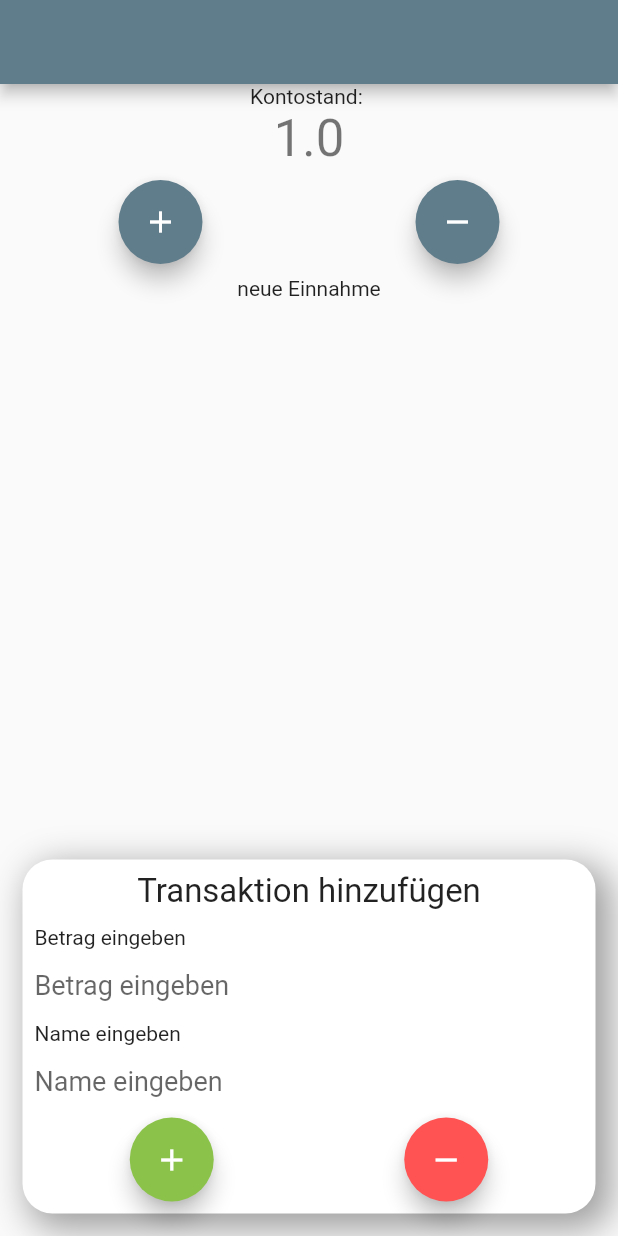
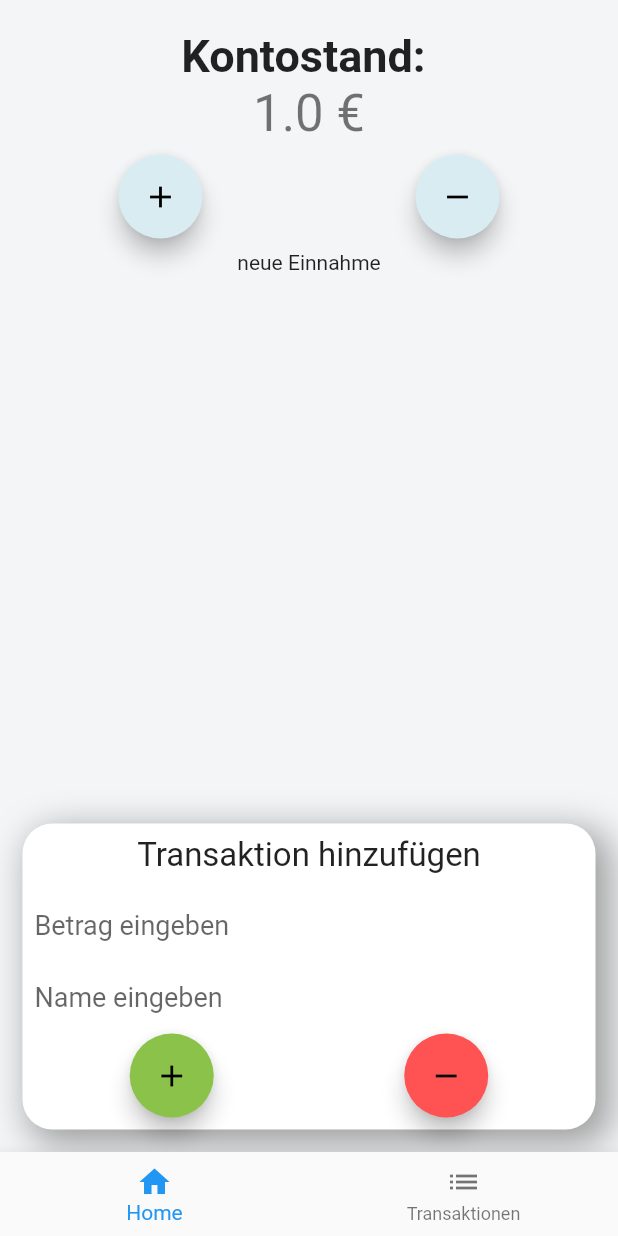
Before and after one commit to theflocco/transaktion_tracker, a Flutter app: the screen it shows after launch, after a tap on the "add" icon, on a phone screen of 412 x 824 dp. Run offline on Flutter 3.47's test engine with Material 2 defaults, Android fonts, the phone set to English and light mode, and no system bars; missing offline and left inert: sqlcool.

Commit message:
Added sqlcool, db vorbereitet, ui anpassungen

```diff
--- /dev/null
+++ b/lib/conf.dart
@@ -0,0 +1,3 @@
+import 'package:sqlcool/sqlcool.dart';
+
+Db db = Db();
--- a/lib/main.dart
+++ b/lib/main.dart
@@ -1,19 +1,27 @@
 import 'package:flutter/material.dart';
 import 'package:fluttermoneytracker/model/kontostand.dart';
+import 'package:fluttermoneytracker/repository/init_db.dart';
 import 'package:fluttermoneytracker/screens/add_transaktion_card.dart';
+import 'package:sqlcool/sqlcool.dart';
 
 import 'model/transaktion.dart';
 
-void main() => runApp(MyApp());
+void main() {
+  runApp(MyApp());
+
+  initDb(db: new Db());
+}
 
 class MyApp extends StatelessWidget {
-  // This widget is the root of your application.
   @override
   Widget build(BuildContext context) {
     return MaterialApp(
-      title: 'Flutter Demo',
+      debugShowCheckedModeBanner: false,
+      title: 'TransactionApp',
       theme: ThemeData(
-        primarySwatch: Colors.blueGrey,
+        primaryColor: Color(0xFF3EBACE),
+        accentColor: Color(0xFFD8ECF1),
+        scaffoldBackgroundColor: Color(0xFFF3F5F7),
       ),
       home: MyHomePage(),
     );
@@ -47,25 +55,40 @@ class _MyHomePageState extends State<MyHomePage> {
   @override
   Widget build(BuildContext context) {
     return Scaffold(
-      appBar: AppBar(
-        // Here we take the value from the MyHomePage object that was created by
-        // the App.build method, and use it to set our appbar title.
-        title: Text(""),
+      bottomNavigationBar: BottomNavigationBar(
+        items: const <BottomNavigationBarItem>[
+          BottomNavigationBarItem(
+            icon: Icon(Icons.home),
+            title: Text("Home"),
           ),
-      body: Column(
+          BottomNavigationBarItem(
+            icon: Icon(Icons.list),
+            title: Text("Transaktionen"),
+          ),
+        ],
+      ),
+      body: SafeArea(
+              child: Column(
           children: <Widget>[
-          Center(
+            Padding(
+              padding: const EdgeInsets.only(top: 20.0),
+              child: Center(
                 child: Column(
                   crossAxisAlignment: CrossAxisAlignment.center,
                   children: <Widget>[
                     Text(
                       'Kontostand: ',
+                      style: TextStyle(
+                        fontSize: 30,
+                        fontWeight: FontWeight.bold
+                      ),
                     ),
                     Text(
-                  kontostand.getKontostand().toString(),
+                      kontostand.getKontostand().toString() + " €",
                       style: Theme.of(context).textTheme.display1,
                     ),
                   ],
+                ),
               ),
             ),
             Padding(
@@ -88,16 +111,19 @@ class _MyHomePageState extends State<MyHomePage> {
             ),
             this.kontostand.transaktionen.length > 0
                 ? Expanded(
-                child:new ListView.builder(
+                    child: new ListView.builder(
                         itemCount: this.kontostand.transaktionen.length,
                         itemBuilder: (BuildContext context, int index) {
-                      return Center(child: new Text(this.kontostand.transaktionen[index].name));
+                          return Center(
+                              child: new Text(
+                                  this.kontostand.transaktionen[index].name));
                         }),
                   )
                 : Text("Keine Einträge vorhanden"),
                 AddTransaktionCard(),
           ],
         ),
+      ),
     );
   }
 }
--- /dev/null
+++ b/lib/model/dbmodels/einnahmeTable.dart
@@ -0,0 +1,7 @@
+import 'package:sqlcool/sqlcool.dart';
+
+final einnahmeTable = DbTable("einnahmen")
+    ..varchar("name")
+    ..varchar("betrag")
+    ..varchar("description")
+    ..varchar("datum");
--- a/lib/model/transaktion.dart
+++ b/lib/model/transaktion.dart
@@ -1,26 +1,60 @@
 import 'package:flutter/foundation.dart';
+import 'package:fluttermoneytracker/model/dbmodels/einnahmeTable.dart';
+import 'package:sqlcool/sqlcool.dart';
+import '../conf.dart' as conf;
+
+class Transaktion {
+  final String name;
+  String description;
+  final double betrag;
+  final DateTime datum;
+
+  Transaktion(
+      {@required this.name, @required this.betrag, @required this.datum});
+}
+
+class Ausgabe extends Transaktion with DbModel {
+  Ausgabe(double betrag, String name, DateTime dateTime)
+      : super(betrag: betrag, name: name, datum: dateTime);
+
+  @override
+  int id;
+  @override
+  Db get db => conf.db;
+}
+
+class Einnahme extends Transaktion with DbModel {
+
+  Einnahme(double betrag, String name, DateTime dateTime)
+      : super(betrag: betrag, name: name, datum: dateTime);
+  @override
+  int id;
+  @override
+  Db get db => conf.db;
+
+  @override
+  DbTable get table => einnahmeTable;
 
 
-class Transaktion {
-  String name;
-  String description;
-  double betrag;
-  DateTime datum;
+  @override
+  Map<String, dynamic> toDb() {
+    final row = <String, dynamic>{
+      "name": name,
+      "description": description,
+      "betrag": betrag,
+      "datum": datum,
+    };
+    return row;
+  }
 
-  Transaktion({
-    @required this.name,
-    @required this.betrag,
-    @required this.datum
-  });
-
+  // @override
+  // Einnahme fromDb(Map<String, dynamic> map) {
+  //   final einnahme = Einnahme(
+  //     id: map["id"] as int,
+  //     name: map["name"].toString(),
+  //     betrag: map["betrag"] as double,
+  //     description: map["description"].toString(),
+  //     datum: map["datum"] as DateTime
+  //   );
+  // }
 }
-
-class Ausgabe extends Transaktion {
-  Ausgabe(double betrag, String name, DateTime dateTime):
-    super(betrag: betrag, name: name, datum: dateTime);
-}
-
-class Einnahme extends Transaktion {
-  Einnahme(double betrag, String name, DateTime dateTime):
-    super(betrag: betrag, name: name, datum: dateTime);
-}
--- /dev/null
+++ b/lib/repository/init_db.dart
@@ -0,0 +1,29 @@
+import 'package:flutter/widgets.dart';
+import 'package:fluttermoneytracker/model/transaktion.dart';
+import 'package:sqlcool/sqlcool.dart';
+import '../conf.dart' as conf;
+
+Future<void> initDb({
+  @required Db db,
+  String path = "einnahmen.sqlite",
+}) async {
+  DbTable einnahmen = DbTable("einnahmen")
+    ..varchar("name")
+    ..varchar("betrag")
+    ..varchar("description")
+    ..varchar("datum");
+  List<DbTable> schema = [einnahmen];
+
+  String dbPath = "db.sqlite";
+  try {
+    await db.init(path: dbPath, schema: schema);
+  } catch (e) {
+    rethrow;
+  }
+  print("Database initialized with schema:");
+  db.schema.describe();
+}
+
+Future<int> insertTransaktion(Einnahme trans) {
+  trans.sqlInsert(verbose: true);
+}
--- a/lib/screens/add_transaktion_card.dart
+++ b/lib/screens/add_transaktion_card.dart
@@ -32,7 +32,6 @@ class AddTransaktionCard extends StatelessWidget {
               Column(
                 crossAxisAlignment: CrossAxisAlignment.start,
                 children: <Widget>[
-                  Text("Betrag eingeben"),
                   TextField(
                     controller: betragController,
                     style: TextStyle(fontSize: 18),
@@ -44,7 +43,6 @@ class AddTransaktionCard extends StatelessWidget {
               Column(
                 crossAxisAlignment: CrossAxisAlignment.start,
                 children: <Widget>[
-                  Text("Name eingeben"),
                   TextField(
                     controller: nameController,
                     style: TextStyle(fontSize: 18),
--- a/pubspec.yaml
+++ b/pubspec.yaml
@@ -19,6 +19,7 @@ environment:
 dependencies:
   flutter:
     sdk: flutter
+  sqlcool: ^4.3.1
 
   # The following adds the Cupertino Icons font to your application.
   # Use with the CupertinoIcons class for iOS style icons.
```
Lines whose indentation alone changed are shown as unchanged.
